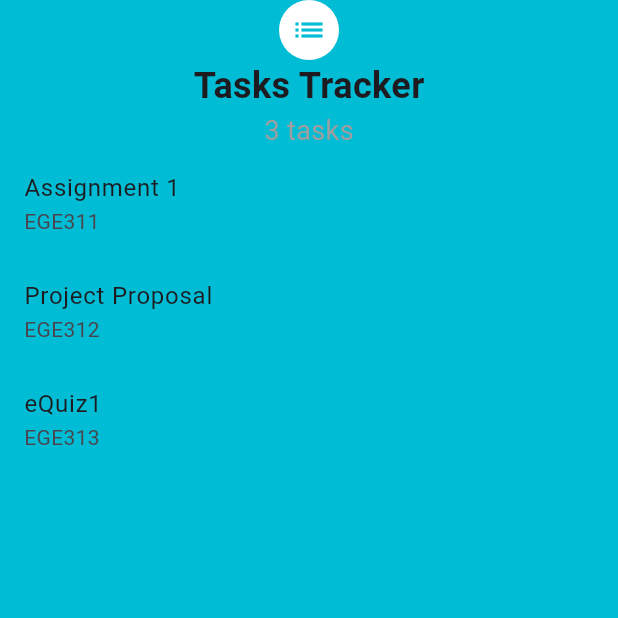
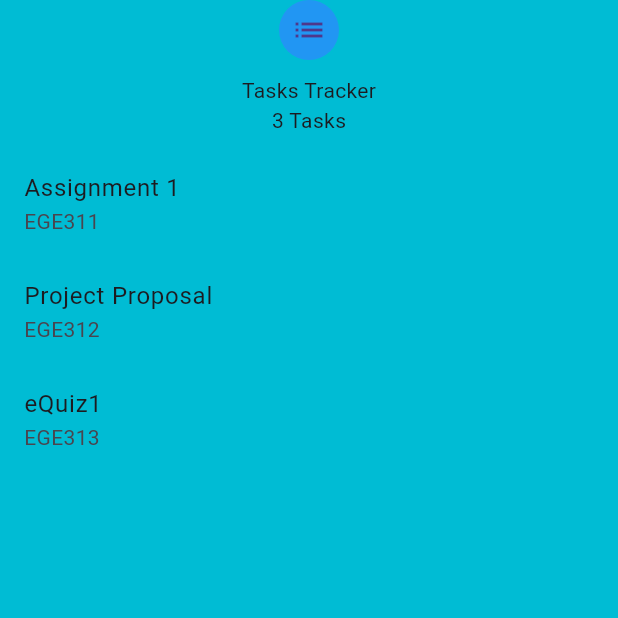
Before and after one commit to zacw-243L/flutter-tasks-app, a Flutter app: the screen it shows after launch, on a phone screen of 412 x 824 dp, the top half of it. Run offline on Flutter 3.47's test engine with Material 3 defaults, Android fonts, the phone set to English and light mode, and no system bars.

Commit message:
Step  i cant count

```diff
--- a/lib/screens/tasks_screen.dart
+++ b/lib/screens/tasks_screen.dart
@@ -19,20 +19,17 @@ class _TasksScreenState extends State<TasksScreen> {
   Widget build(BuildContext context) {
     return Scaffold(
       backgroundColor: Colors.cyan,
-      body: Column(
+      body: SafeArea(
+        child: Column(
           children: [
-          CircleAvatar(
-            backgroundColor: Colors.white,
-            child: Icon(Icons.list, color: Colors.cyan),
+            const CircleAvatar(
+              backgroundColor: Colors.blue,
+              child: Icon(Icons.list),
             ),
-          Text(
-            'Tasks Tracker',
-            style: TextStyle(fontSize: 24, fontWeight: FontWeight.bold),
-          ),
-          Text(
-            '${tasks.length} tasks',
-            style: TextStyle(fontSize: 18, color: Colors.grey),
-          ),
+            const SizedBox(height: 10.0),
+            const Text('Tasks Tracker'),
+            Text('${tasks.length} Tasks'),
+            const SizedBox(height: 10.0),
             Expanded(
               child: ListView.builder(
                 itemCount: tasks.length,
@@ -46,6 +43,7 @@ class _TasksScreenState extends State<TasksScreen> {
             ),
           ],
         ),
+      ),
     );
   }
 }
```
Lines whose indentation alone changed are shown as unchanged.
